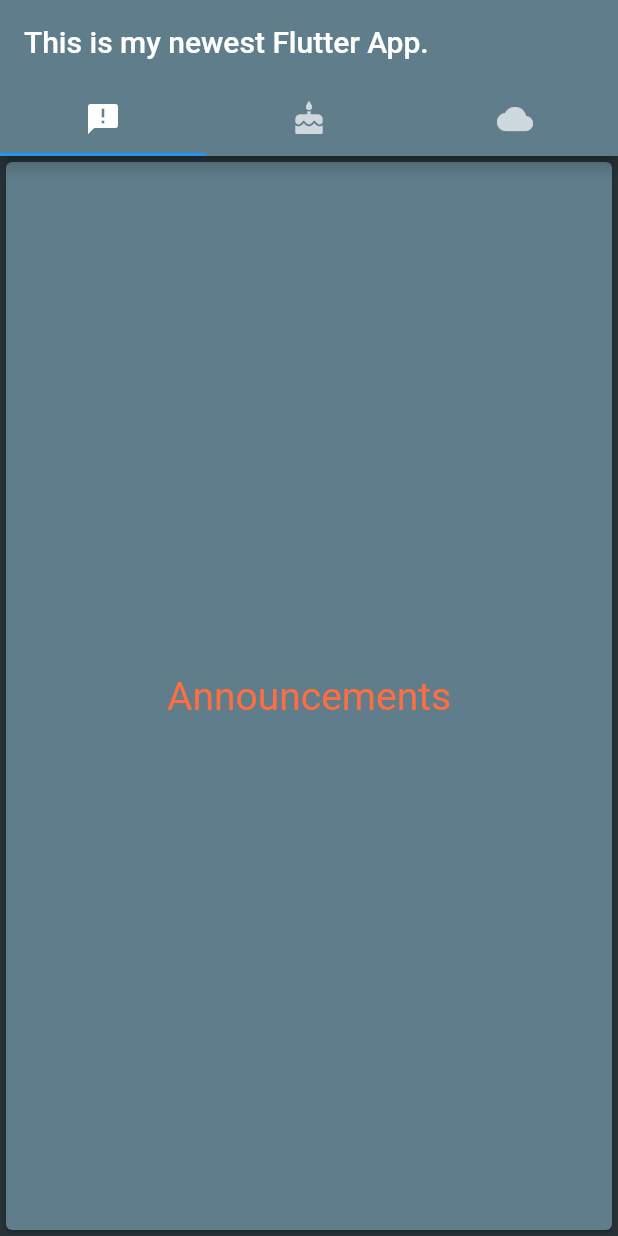
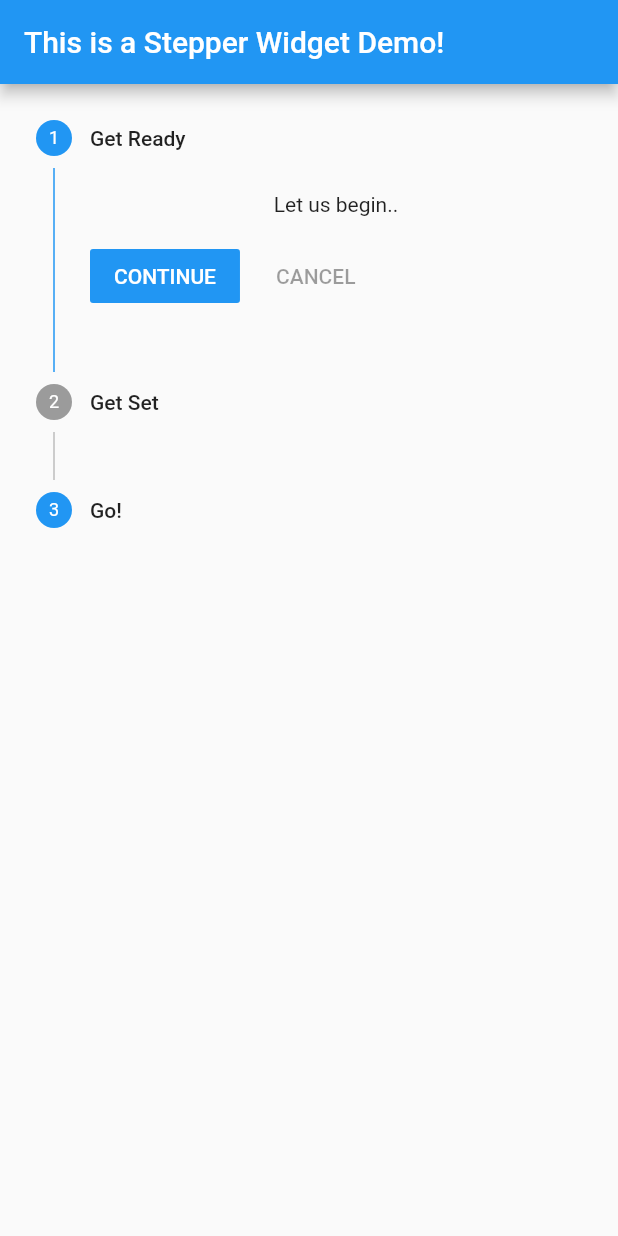
Before and after one commit to AndreiPatriota/ExamplesFlutterCh3, a Flutter app: the screen it shows after launch, on a phone screen of 412 x 824 dp. Run offline on Flutter 3.47's test engine with Material 2 defaults, Android fonts, the phone set to English and light mode, and no system bars.

Commit message:
Stepper Widget.
Made my first Stepper app.

```diff
--- a/lib/main.dart
+++ b/lib/main.dart
@@ -4,68 +4,52 @@ void main() {
   runApp(App());
 }
 
-class App extends StatelessWidget {
+class App extends StatefulWidget{
+  App({Key key}) : super(key: key);
 
-  final _listOfWidgets = [
-    SizedBox(
-      width: 350,
-      height: 500,
-      child: Card(
-        color: Colors.blueGrey[500],
-        child: Align(
-          alignment: Alignment.center,
-          child: Text('Announcements',
-            style: TextStyle(color: Colors.deepOrangeAccent, fontSize: 26),),
-        ),
-      ),
+  @override
+  AppState createState(){
+    return AppState();
+  }
+}
+
+class AppState extends State{
+
+  var _currentStep = 0;
+  final _listOfSteps = [
+    Step(
+      title: Text('Get Ready'),
+      isActive: true,
+      content: Text('Let us begin..')
     ),
-    SizedBox(
-      width: 350,
-      height: 500,
-      child: Align(
-        alignment: Alignment.center,
-        child: Text('Birthdays',
-          style: TextStyle(color: Colors.deepOrangeAccent, fontSize: 26),),
-      ),
+    Step(
+        title: Text('Get Set'),
+        isActive: false,
+        content: Text('Ok, just a little more...')
     ),
-    SizedBox(
-      width: 350,
-      height: 500,
-      child: Card(
-        color: Colors.blueGrey[500],
-        child: Align(
-          alignment: Alignment.center,
-          child: Text('Data',
-            style: TextStyle(color: Colors.deepOrangeAccent, fontSize: 26),),
-        ),
-      ),
+    Step(
+        title: Text('Go!'),
+        isActive: true,
+        content: Text("And, we're done")
     )
-  ];
-  final _listOfTabs = [
-    Tab(icon: Icon(Icons.announcement),),
-    Tab(icon: Icon(Icons.cake),),
-    Tab(icon: Icon(Icons.cloud),)
   ];
 
   @override
   Widget build(BuildContext context) {
+
     return MaterialApp(
-      title: 'My Newest App.',
-      home: DefaultTabController(
-        length: 3,
-        child: Scaffold(
-          backgroundColor: Colors.blueGrey[900],
-          appBar: AppBar(
-            backgroundColor: Colors.blueGrey,
-            title: Text('This is my newest Flutter App.'),
-            bottom: TabBar(
-              tabs: _listOfTabs,
-            ),
-          ),
-          body: TabBarView(
-            children: _listOfWidgets,
-          ),
+      title: 'Stepper Demo.',
+      home: Scaffold(
+        appBar: AppBar(
+          title: Text('This is a Stepper Widget Demo!'),
         ),
+        body : Stepper(
+          type: StepperType.vertical,
+          currentStep: _currentStep,
+          onStepContinue: _currentStep < 2  ? () => setState((){_currentStep+=1;}): null,
+          onStepCancel: _currentStep > 0 ?() => setState((){_currentStep-=1;}):null,
+          steps: _listOfSteps,
+        )
       ),
     );
   }
```
